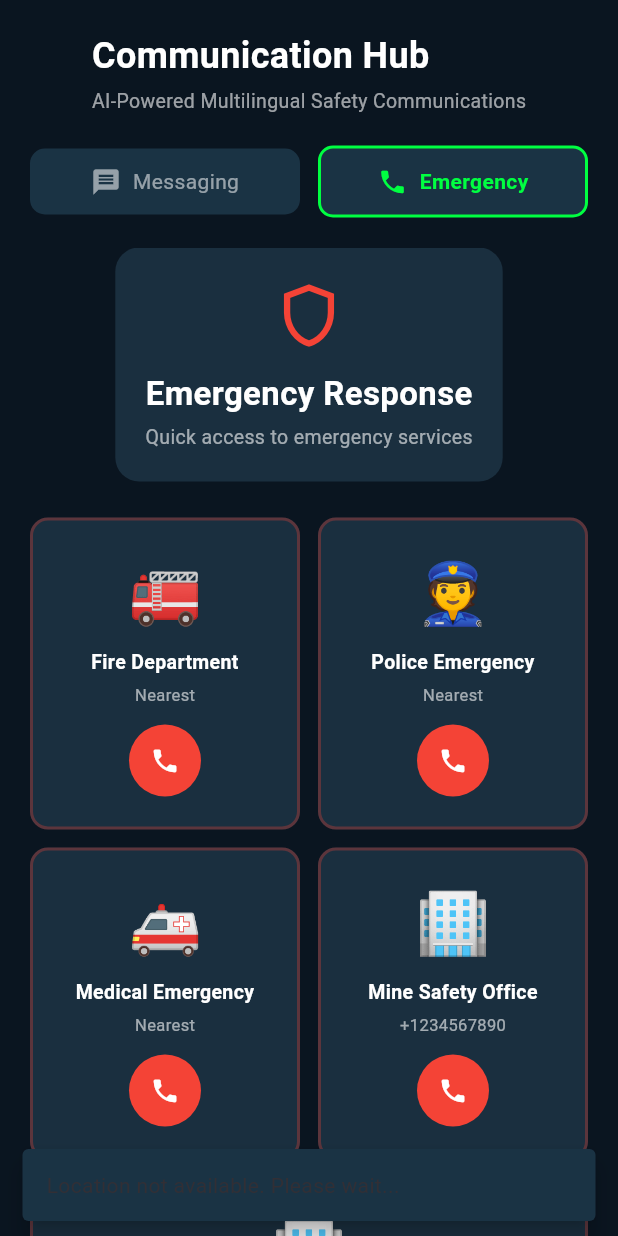
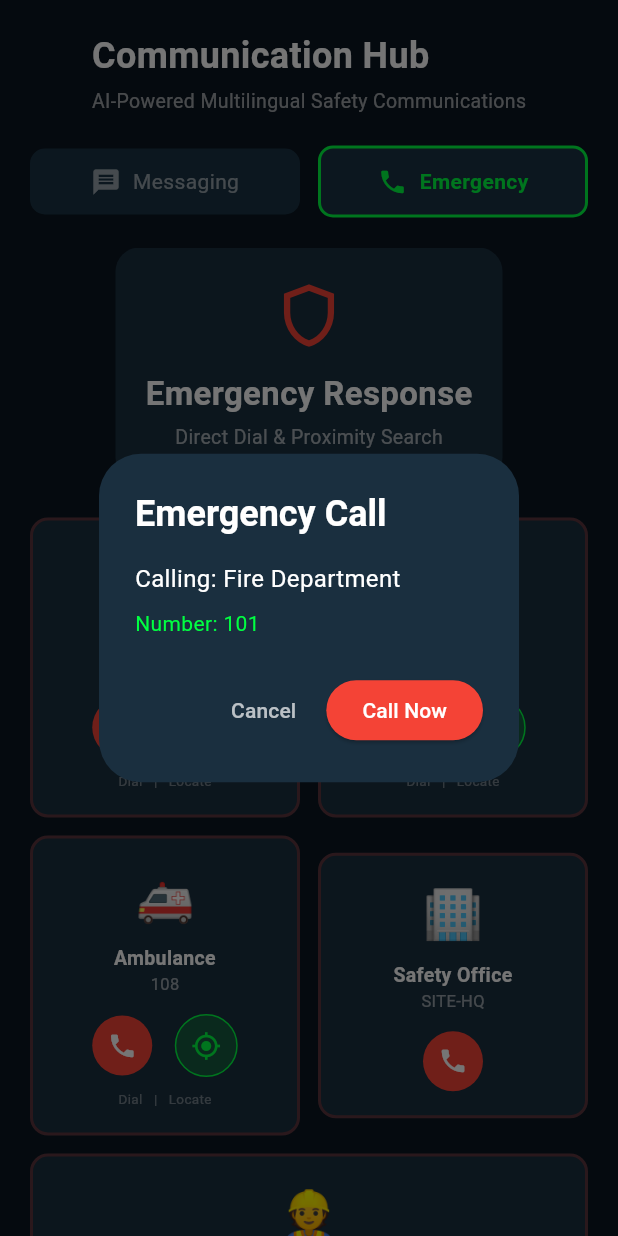
Before and after one commit to RiziaPrabin/Evok, a Flutter app: the CommunicationHubContent widget shown alone on an empty page, opened directly, after a tap on "Emergency", after a tap on the "phone" icon, on a phone screen of 412 x 824 dp. Run offline on Flutter 3.47's test engine with Material 3 defaults, Android fonts, the phone set to English and light mode, and no system bars; our stand-ins replace audioplayers, firebase_core, firebase_database, flutter_local_notifications, flutter_map, geocoding and 3 more; missing offline and left inert: flutter_sound; accounts and stored records are empty.

Commit message:
Added emergency nos section

```diff
--- a/lib/main.dart
+++ b/lib/main.dart
@@ -3138,11 +3138,16 @@ class _CommunicationHubContentState extends State<CommunicationHubContent> {
   }
 
   // ==================== EMERGENCY CONTENT (UNCHANGED) ====================
+  // ... [Keep all imports and Messaging logic exactly as they were] ...
+
+  // ==================== EMERGENCY CONTENT ====================
+  // ==================== EMERGENCY CONTENT (UPDATED) ====================
   Widget _buildEmergencyContent() {
     return SingleChildScrollView(
       padding: const EdgeInsets.symmetric(horizontal: 20),
       child: Column(
         children: [
+          // Header (Address Display)
           Container(
             padding: const EdgeInsets.all(20),
             decoration: BoxDecoration(
@@ -3156,18 +3161,15 @@ class _CommunicationHubContentState extends State<CommunicationHubContent> {
                 const Text(
                   'Emergency Response',
                   style: TextStyle(
-                    fontSize: 22,
-                    fontWeight: FontWeight.bold,
-                    color: Colors.white,
-                  ),
+                      fontSize: 22,
+                      fontWeight: FontWeight.bold,
+                      color: Colors.white),
                 ),
                 const SizedBox(height: 4),
                 Text(
-                  'Quick access to emergency services',
+                  'Direct Dial & Proximity Search',
                   style: TextStyle(
-                    fontSize: 13,
-                    color: Colors.white.withOpacity(0.6),
-                  ),
+                      fontSize: 13, color: Colors.white.withOpacity(0.6)),
                 ),
                 if (_currentAddress.isNotEmpty) ...[
                   const SizedBox(height: 12),
@@ -3180,19 +3182,14 @@ class _CommunicationHubContentState extends State<CommunicationHubContent> {
                     child: Row(
                       mainAxisSize: MainAxisSize.min,
                       children: [
-                        Icon(
-                          Icons.location_on,
-                          color: Color(0xFF00FF41),
-                          size: 16,
-                        ),
-                        SizedBox(width: 6),
+                        const Icon(Icons.location_on,
+                            color: Color(0xFF00FF41), size: 16),
+                        const SizedBox(width: 6),
                         Flexible(
                           child: Text(
                             _currentAddress,
-                            style: TextStyle(
-                              fontSize: 11,
-                              color: Color(0xFF00FF41),
-                            ),
+                            style: const TextStyle(
+                                fontSize: 11, color: Color(0xFF00FF41)),
                             textAlign: TextAlign.center,
                           ),
                         ),
@@ -3204,25 +3201,31 @@ class _CommunicationHubContentState extends State<CommunicationHubContent> {
             ),
           ),
           const SizedBox(height: 24),
+
+          // Primary Emergency Grid
           Row(
             children: [
               Expanded(
                 child: _buildEmergencyCard(
                   '🚒',
-                  'Fire Department',
-                  'Nearest',
-                  onTap: () =>
-                      _callNearestService('fire_station', 'Fire Department'),
+                  'Fire Dept.',
+                  '101',
+                  onCall: () =>
+                      _makePhoneCall('101', 'Fire Department'), // Dials 101
+                  onLocate: () => _callNearestService('fire_station',
+                      'Fire Department'), // Existing Search Logic
                 ),
               ),
               const SizedBox(width: 12),
               Expanded(
                 child: _buildEmergencyCard(
                   '👮',
-                  'Police Emergency',
-                  'Nearest',
-                  onTap: () =>
-                      _callNearestService('police', 'Police Emergency'),
+                  'Police',
+                  '100',
+                  onCall: () =>
+                      _makePhoneCall('100', 'Police Emergency'), // Dials 100
+                  onLocate: () => _callNearestService(
+                      'police', 'Police Emergency'), // Existing Search Logic
                 ),
               ),
             ],
@@ -3233,20 +3236,22 @@ class _CommunicationHubContentState extends State<CommunicationHubContent> {
               Expanded(
                 child: _buildEmergencyCard(
                   '🚑',
-                  'Medical Emergency',
-                  'Nearest',
-                  onTap: () =>
-                      _callNearestService('hospital', 'Medical Emergency'),
+                  'Ambulance',
+                  '108',
+                  onCall: () =>
+                      _makePhoneCall('108', 'Medical Emergency'), // Dials 108
+                  onLocate: () => _callNearestService(
+                      'hospital', 'Medical Emergency'), // Existing Search Logic
                 ),
               ),
               const SizedBox(width: 12),
               Expanded(
                 child: _buildEmergencyCard(
                   '🏢',
-                  'Mine Safety Office',
-                  '+1234567890',
-                  onTap: () =>
-                      _makePhoneCall('+1234567890', 'Mine Safety Office'),
+                  'Safety Office',
+                  'SITE-HQ',
+                  onCall: () =>
+                      _makePhoneCall('+911123456789', 'Mine Safety Office'),
                 ),
               ),
             ],
@@ -3255,23 +3260,23 @@ class _CommunicationHubContentState extends State<CommunicationHubContent> {
           SizedBox(
             width: double.infinity,
             child: _buildEmergencyCard(
-              '🏢',
-              'Site Manager',
-              '+0987654321',
+              '👷',
+              'Site Manager (Urgent)',
+              '+91 9876543210',
               isFullWidth: true,
-              onTap: () => _makePhoneCall('+0987654321', 'Site Manager'),
-            ),
-          ),
+              onCall: () => _makePhoneCall('+919876543210', 'Site Manager'),
+            ),
+          ),
+
           const SizedBox(height: 24),
           const Align(
             alignment: Alignment.centerLeft,
             child: Text(
               'Emergency Protocols',
               style: TextStyle(
-                fontSize: 18,
-                fontWeight: FontWeight.bold,
-                color: Colors.white,
-              ),
+                  fontSize: 18,
+                  fontWeight: FontWeight.bold,
+                  color: Colors.white),
             ),
           ),
           const SizedBox(height: 12),
@@ -3282,37 +3287,23 @@ class _CommunicationHubContentState extends State<CommunicationHubContent> {
             subtitle: 'Activate immediate evacuation alert',
             onTap: () => _activateProtocol('Site-Wide Evacuation'),
           ),
-          const SizedBox(height: 12),
-          _buildProtocolCard(
-            icon: Icons.medical_services,
-            iconColor: Colors.orange,
-            title: 'Medical Emergency Response',
-            subtitle: 'Coordinate medical assistance',
-            onTap: () => _activateProtocol('Medical Emergency Response'),
-          ),
-          const SizedBox(height: 12),
-          _buildProtocolCard(
-            icon: Icons.lock,
-            iconColor: Colors.blue,
-            title: 'Safety Lockdown',
-            subtitle: 'Secure area and halt operations',
-            onTap: () => _activateProtocol('Safety Lockdown'),
-          ),
           const SizedBox(height: 20),
         ],
       ),
     );
   }
 
+  // UPDATED CARD WIDGET: Dual-action for Dial and Locate
   Widget _buildEmergencyCard(
     String emoji,
     String title,
     String number, {
     bool isFullWidth = false,
-    required VoidCallback onTap,
+    required VoidCallback onCall,
+    VoidCallback? onLocate, // Optional locator button
   }) {
     return Container(
-      padding: const EdgeInsets.all(20),
+      padding: const EdgeInsets.all(16),
       decoration: BoxDecoration(
         color: const Color(0xFF1A2F3F),
         borderRadius: BorderRadius.circular(12),
@@ -3320,41 +3311,65 @@ class _CommunicationHubContentState extends State<CommunicationHubContent> {
       ),
       child: Column(
         children: [
-          Text(emoji, style: const TextStyle(fontSize: 40)),
+          Text(emoji, style: const TextStyle(fontSize: 32)),
           const SizedBox(height: 8),
           Text(
             title,
             textAlign: TextAlign.center,
             style: const TextStyle(
-              fontSize: 13,
-              fontWeight: FontWeight.bold,
-              color: Colors.white,
-            ),
-          ),
-          const SizedBox(height: 4),
+                fontSize: 13, fontWeight: FontWeight.bold, color: Colors.white),
+          ),
           Text(
             number,
-            style: TextStyle(
-              fontSize: 11,
-              color: Colors.white.withOpacity(0.6),
-            ),
+            style: const TextStyle(fontSize: 11, color: Colors.white54),
           ),
           const SizedBox(height: 12),
-          Container(
-            decoration: const BoxDecoration(
-              color: Colors.red,
-              shape: BoxShape.circle,
-            ),
-            child: IconButton(
-              onPressed: onTap,
-              icon: const Icon(Icons.phone, color: Colors.white, size: 20),
-              padding: const EdgeInsets.all(10),
-            ),
-          ),
+          Row(
+            mainAxisAlignment: MainAxisAlignment.center,
+            children: [
+              // ACTION 1: Direct Phone Call
+              GestureDetector(
+                onTap: onCall,
+                child: Container(
+                  padding: const EdgeInsets.all(10),
+                  decoration: const BoxDecoration(
+                      color: Colors.red, shape: BoxShape.circle),
+                  child: const Icon(Icons.phone, color: Colors.white, size: 20),
+                ),
+              ),
+              // ACTION 2: Location Search (If provided)
+              if (onLocate != null) ...[
+                const SizedBox(width: 15),
+                GestureDetector(
+                  onTap: onLocate,
+                  child: Container(
+                    padding: const EdgeInsets.all(10),
+                    decoration: BoxDecoration(
+                      color: const Color(0xFF00FF41).withOpacity(0.2),
+                      shape: BoxShape.circle,
+                      border:
+                          Border.all(color: const Color(0xFF00FF41), width: 1),
+                    ),
+                    child: const Icon(Icons.my_location,
+                        color: Color(0xFF00FF41), size: 20),
+                  ),
+                ),
+              ],
+            ],
+          ),
+          if (onLocate != null)
+            const Padding(
+              padding: EdgeInsets.only(top: 8.0),
+              child: Text(
+                'Dial   |   Locate',
+                style: TextStyle(fontSize: 9, color: Colors.white38),
+              ),
+            ),
         ],
       ),
     );
   }
+// ... [Keep _buildEmergencyCard and all other helper methods exactly as they were] ...
 
   Widget _buildProtocolCard({
     required IconData icon,
```
